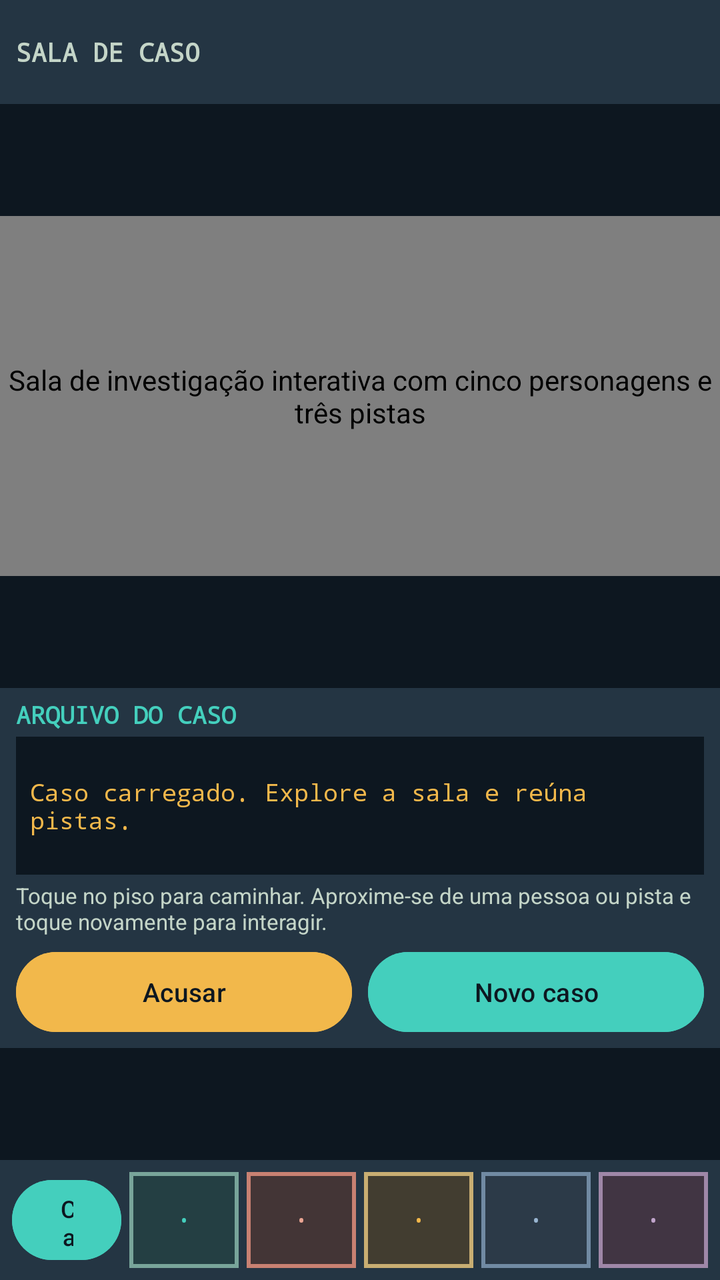
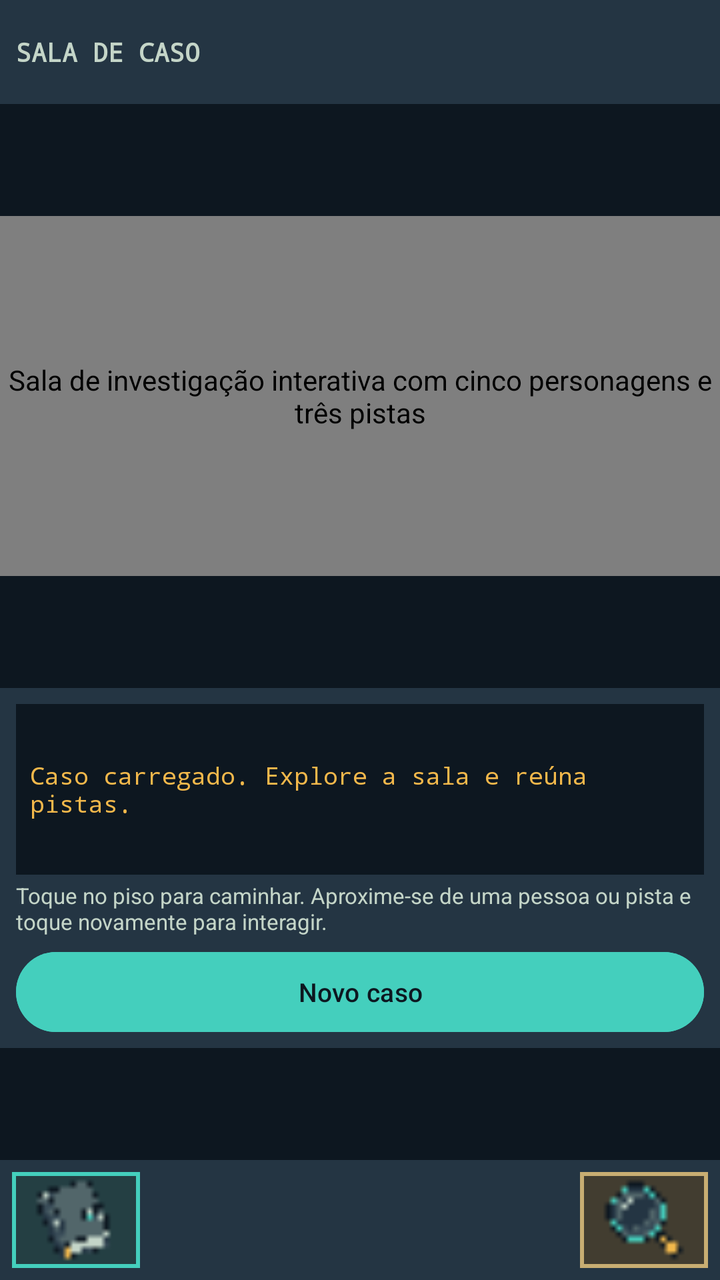

The first picture is an Android layout as it rendered before a commit; the second is the same layout after the commit. The layout source and the unified diff follow.
<!-- AndroidManifest.xml: application theme Theme.Marvel -->
<!-- res/layout/activity_main.xml -->
<?xml version="1.0" encoding="utf-8"?>
<androidx.constraintlayout.widget.ConstraintLayout xmlns:android="http://schemas.android.com/apk/res/android"
    xmlns:app="http://schemas.android.com/apk/res-auto"
    android:id="@+id/main"
    android:layout_width="match_parent"
    android:layout_height="match_parent"
    android:background="#0D1720">

    <LinearLayout
        android:id="@+id/room_header"
        android:layout_width="0dp"
        android:layout_height="52dp"
        android:background="#243543"
        android:gravity="center_vertical"
        android:orientation="horizontal"
        android:paddingStart="8dp"
        android:paddingEnd="8dp"
        app:layout_constraintEnd_toEndOf="parent"
        app:layout_constraintStart_toStartOf="parent"
        app:layout_constraintTop_toTopOf="parent">

        <TextView
            android:layout_width="wrap_content"
            android:layout_height="wrap_content"
            android:fontFamily="monospace"
            android:text="@string/room_title_short"
            android:textColor="#C4D5C8"
            android:textSize="13sp"
            android:textStyle="bold" />

        <TextView
            android:id="@+id/room_case_label"
            android:layout_width="0dp"
            android:layout_height="wrap_content"
            android:layout_marginStart="8dp"
            android:layout_weight="1"
            android:fontFamily="monospace"
            android:gravity="center"
            android:textColor="#C4D5C8"
            android:textSize="12sp" />
    </LinearLayout>

    <FrameLayout
        android:id="@+id/room_stage_container"
        android:layout_width="0dp"
        android:layout_height="0dp"
        android:background="#0D1720"
        android:clipChildren="true"
        android:clipToPadding="true"
        app:layout_constraintBottom_toTopOf="@id/room_info_panel"
        app:layout_constraintDimensionRatio="2:1"
        app:layout_constraintEnd_toEndOf="parent"
        app:layout_constraintStart_toStartOf="parent"
        app:layout_constraintTop_toBottomOf="@id/room_header">

        <com.projetos.marvel.ui.room.RoomCanvasView
            android:id="@+id/room_canvas"
            android:layout_width="match_parent"
            android:layout_height="match_parent"
            android:clickable="true"
            android:contentDescription="@string/room_board_description"
            android:focusable="true" />
    </FrameLayout>

    <LinearLayout
        android:id="@+id/room_info_panel"
        android:layout_width="0dp"
        android:layout_height="0dp"
        android:background="#243543"
        android:orientation="vertical"
        android:paddingStart="8dp"
        android:paddingTop="5dp"
        android:paddingEnd="8dp"
        android:paddingBottom="4dp"
        app:layout_constraintBottom_toTopOf="@id/room_hotbar"
        app:layout_constraintEnd_toEndOf="parent"
        app:layout_constraintStart_toStartOf="parent"
        app:layout_constraintTop_toBottomOf="@id/room_stage_container">

        <TextView
            android:layout_width="match_parent"
            android:layout_height="wrap_content"
            android:fontFamily="monospace"
            android:text="@string/case_briefing"
            android:textColor="#44CFBD"
            android:textSize="12sp"
            android:textStyle="bold" />

        <TextView
            android:id="@+id/room_status"
            android:layout_width="match_parent"
            android:layout_height="0dp"
            android:layout_marginTop="3dp"
            android:layout_weight="1"
            android:background="#0D1720"
            android:fontFamily="monospace"
            android:gravity="center_vertical"
            android:minHeight="44dp"
            android:padding="7dp"
            android:text="@string/room_ready"
            android:textColor="#F2B84B"
            android:textSize="12sp" />

        <TextView
            android:layout_width="match_parent"
            android:layout_height="wrap_content"
            android:layout_marginTop="3dp"
            android:maxLines="2"
            android:text="@string/room_instructions"
            android:textColor="#C4D5C8"
            android:textSize="11sp" />

        <LinearLayout
            android:layout_width="match_parent"
            android:layout_height="48dp"
            android:layout_marginTop="4dp"
            android:gravity="center_vertical"
            android:orientation="horizontal">

            <Button
                android:id="@+id/btn_accuse"
                android:layout_width="0dp"
                android:layout_height="48dp"
                android:layout_marginEnd="4dp"
                android:layout_weight="1"
                android:backgroundTint="#F2B84B"
                android:minWidth="48dp"
                android:text="@string/accuse_short"
                android:textAllCaps="false"
                android:textColor="#0D1720"
                android:textSize="13sp" />

            <Button
                android:id="@+id/btn_new_case"
                android:layout_width="0dp"
                android:layout_height="48dp"
                android:layout_marginStart="4dp"
                android:layout_weight="1"
                android:backgroundTint="#44CFBD"
                android:minWidth="48dp"
                android:text="@string/new_case"
                android:textAllCaps="false"
                android:textColor="#0D1720"
                android:textSize="13sp" />
        </LinearLayout>
    </LinearLayout>

    <LinearLayout
        android:id="@+id/room_hotbar"
        android:layout_width="0dp"
        android:layout_height="60dp"
        android:background="#243543"
        android:gravity="center_vertical"
        android:orientation="horizontal"
        android:paddingStart="4dp"
        android:paddingEnd="4dp"
        app:layout_constraintBottom_toBottomOf="parent"
        app:layout_constraintEnd_toEndOf="parent"
        app:layout_constraintStart_toStartOf="parent">

        <Button
            android:id="@+id/btn_notebook"
            android:layout_width="0dp"
            android:layout_height="48dp"
            android:layout_marginHorizontal="2dp"
            android:layout_weight="1"
            android:backgroundTint="#44CFBD"
            android:minWidth="48dp"
            android:text="@string/case_notebook_short"
            android:textAllCaps="false"
            android:textColor="#0D1720"
            android:textSize="12sp" />

        <FrameLayout android:id="@+id/hotbar_slot_1" android:layout_width="0dp" android:layout_height="48dp" android:layout_marginHorizontal="2dp" android:layout_weight="1" android:background="#78A59A" android:contentDescription="@string/empty_hotbar_slot" android:enabled="false" android:minWidth="48dp">
            <TextView android:layout_width="match_parent" android:layout_height="match_parent" android:layout_margin="2dp" android:background="#243F43" android:fontFamily="monospace" android:gravity="center" android:importantForAccessibility="no" android:text="@string/empty_hotbar_marker" android:textColor="#44CFBD" android:textSize="16sp" />
        </FrameLayout>
        <FrameLayout android:id="@+id/hotbar_slot_2" android:layout_width="0dp" android:layout_height="48dp" android:layout_marginHorizontal="2dp" android:layout_weight="1" android:background="#C88172" android:contentDescription="@string/empty_hotbar_slot" android:enabled="false" android:minWidth="48dp">
            <TextView android:layout_width="match_parent" android:layout_height="match_parent" android:layout_margin="2dp" android:background="#433536" android:fontFamily="monospace" android:gravity="center" android:importantForAccessibility="no" android:text="@string/empty_hotbar_marker" android:textColor="#EBA593" android:textSize="16sp" />
        </FrameLayout>
        <FrameLayout android:id="@+id/hotbar_slot_3" android:layout_width="0dp" android:layout_height="48dp" android:layout_marginHorizontal="2dp" android:layout_weight="1" android:background="#C8AE72" android:contentDescription="@string/empty_hotbar_slot" android:enabled="false" android:minWidth="48dp">
            <TextView android:layout_width="match_parent" android:layout_height="match_parent" android:layout_margin="2dp" android:background="#423D30" android:fontFamily="monospace" android:gravity="center" android:importantForAccessibility="no" android:text="@string/empty_hotbar_marker" android:textColor="#F2B84B" android:textSize="16sp" />
        </FrameLayout>
        <FrameLayout android:id="@+id/hotbar_slot_4" android:layout_width="0dp" android:layout_height="48dp" android:layout_marginHorizontal="2dp" android:layout_weight="1" android:background="#718AA3" android:contentDescription="@string/empty_hotbar_slot" android:enabled="false" android:minWidth="48dp">
            <TextView android:layout_width="match_parent" android:layout_height="match_parent" android:layout_margin="2dp" android:background="#2C3A48" android:fontFamily="monospace" android:gravity="center" android:importantForAccessibility="no" android:text="@string/empty_hotbar_marker" android:textColor="#99B5D1" android:textSize="16sp" />
        </FrameLayout>
        <FrameLayout android:id="@+id/hotbar_slot_5" android:layout_width="0dp" android:layout_height="48dp" android:layout_marginHorizontal="2dp" android:layout_weight="1" android:background="#9F87A8" android:contentDescription="@string/empty_hotbar_slot" android:enabled="false" android:minWidth="48dp">
            <TextView android:layout_width="match_parent" android:layout_height="match_parent" android:layout_margin="2dp" android:background="#413543" android:fontFamily="monospace" android:gravity="center" android:importantForAccessibility="no" android:text="@string/empty_hotbar_marker" android:textColor="#C1A5CC" android:textSize="16sp" />
        </FrameLayout>
    </LinearLayout>

</androidx.constraintlayout.widget.ConstraintLayout>
<!-- resources referenced by this layout -->
<resources>
  <string name="accuse_short">Acusar</string>
  <string name="case_briefing">ARQUIVO DO CASO</string>
  <string name="case_notebook_short">Caderno</string>
  <string name="empty_hotbar_marker">·</string>
  <string name="empty_hotbar_slot">Espaço vazio</string>
  <string name="new_case">Novo caso</string>
  <string name="room_board_description">Sala de investigação interativa com cinco personagens e três pistas</string>
  <string name="room_instructions">Toque no piso para caminhar. Aproxime-se de uma pessoa ou pista e toque novamente para interagir.</string>
  <string name="room_ready">Caso carregado. Explore a sala e reúna pistas.</string>
  <string name="room_title_short">SALA DE CASO</string>
  <style name="Theme.Marvel" parent="Base.Theme.Marvel" />
  <style name="Base.Theme.Marvel" parent="Theme.Material3.DayNight.NoActionBar">
          
          
      </style>
</resources>

<!-- the commit's change to res/layout/activity_main.xml (unified diff, before → after) -->
@@ -78,15 +78,6 @@
         app:layout_constraintTop_toBottomOf="@id/room_stage_container">
 
         <TextView
-            android:layout_width="match_parent"
-            android:layout_height="wrap_content"
-            android:fontFamily="monospace"
-            android:text="@string/case_briefing"
-            android:textColor="#44CFBD"
-            android:textSize="12sp"
-            android:textStyle="bold" />
-
-        <TextView
             android:id="@+id/room_status"
             android:layout_width="match_parent"
             android:layout_height="0dp"
@@ -118,24 +109,9 @@
             android:orientation="horizontal">
 
             <Button
-                android:id="@+id/btn_accuse"
-                android:layout_width="0dp"
+                android:id="@+id/btn_new_case"
+                android:layout_width="match_parent"
                 android:layout_height="48dp"
-                android:layout_marginEnd="4dp"
-                android:layout_weight="1"
-                android:backgroundTint="#F2B84B"
-                android:minWidth="48dp"
-                android:text="@string/accuse_short"
-                android:textAllCaps="false"
-                android:textColor="#0D1720"
-                android:textSize="13sp" />
-
-            <Button
-                android:id="@+id/btn_new_case"
-                android:layout_width="0dp"
-                android:layout_height="48dp"
-                android:layout_marginStart="4dp"
-                android:layout_weight="1"
                 android:backgroundTint="#44CFBD"
                 android:minWidth="48dp"
                 android:text="@string/new_case"
@@ -158,34 +134,56 @@
         app:layout_constraintEnd_toEndOf="parent"
         app:layout_constraintStart_toStartOf="parent">
 
-        <Button
+        <ImageButton
             android:id="@+id/btn_notebook"
-            android:layout_width="0dp"
+            android:layout_width="64dp"
             android:layout_height="48dp"
             android:layout_marginHorizontal="2dp"
+            android:background="@drawable/hotbar_notebook_selector"
+            android:contentDescription="@string/case_notebook_description"
+            android:minWidth="48dp"
+            android:minHeight="48dp"
+            android:padding="2dp"
+            android:scaleType="fitCenter"
+            android:src="@drawable/ic_hotbar_notebook" />
+
+        <HorizontalScrollView
+            android:id="@+id/investigation_clues_scroll"
+            android:layout_width="0dp"
+            android:layout_height="match_parent"
             android:layout_weight="1"
-            android:backgroundTint="#44CFBD"
+            android:fillViewport="false"
+            android:overScrollMode="ifContentScrolls"
+            android:scrollbars="none">
+
+            <LinearLayout
+                android:layout_width="wrap_content"
+                android:layout_height="match_parent"
+                android:gravity="center_vertical"
+                android:orientation="horizontal"
+                android:paddingHorizontal="2dp">
+
+                <LinearLayout
+                    android:id="@+id/hotbar_clue_slots"
+                    android:layout_width="wrap_content"
+                    android:layout_height="match_parent"
+                    android:gravity="center_vertical"
+                    android:orientation="horizontal" />
+            </LinearLayout>
+        </HorizontalScrollView>
+
+        <ImageButton
+            android:id="@+id/btn_accusation_slot"
+            android:layout_width="64dp"
+            android:layout_height="48dp"
+            android:layout_marginHorizontal="2dp"
+            android:background="@drawable/hotbar_accusation_selector"
+            android:contentDescription="@string/hotbar_loupe_description"
             android:minWidth="48dp"
-            android:text="@string/case_notebook_short"
-            android:textAllCaps="false"
-            android:textColor="#0D1720"
-            android:textSize="12sp" />
-
-        <FrameLayout android:id="@+id/hotbar_slot_1" android:layout_width="0dp" android:layout_height="48dp" android:layout_marginHorizontal="2dp" android:layout_weight="1" android:background="#78A59A" android:contentDescription="@string/empty_hotbar_slot" android:enabled="false" android:minWidth="48dp">
-            <TextView android:layout_width="match_parent" android:layout_height="match_parent" android:layout_margin="2dp" android:background="#243F43" android:fontFamily="monospace" android:gravity="center" android:importantForAccessibility="no" android:text="@string/empty_hotbar_marker" android:textColor="#44CFBD" android:textSize="16sp" />
-        </FrameLayout>
-        <FrameLayout android:id="@+id/hotbar_slot_2" android:layout_width="0dp" android:layout_height="48dp" android:layout_marginHorizontal="2dp" android:layout_weight="1" android:background="#C88172" android:contentDescription="@string/empty_hotbar_slot" android:enabled="false" android:minWidth="48dp">
-            <TextView android:layout_width="match_parent" android:layout_height="match_parent" android:layout_margin="2dp" android:background="#433536" android:fontFamily="monospace" android:gravity="center" android:importantForAccessibility="no" android:text="@string/empty_hotbar_marker" android:textColor="#EBA593" android:textSize="16sp" />
-        </FrameLayout>
-        <FrameLayout android:id="@+id/hotbar_slot_3" android:layout_width="0dp" android:layout_height="48dp" android:layout_marginHorizontal="2dp" android:layout_weight="1" android:background="#C8AE72" android:contentDescription="@string/empty_hotbar_slot" android:enabled="false" android:minWidth="48dp">
-            <TextView android:layout_width="match_parent" android:layout_height="match_parent" android:layout_margin="2dp" android:background="#423D30" android:fontFamily="monospace" android:gravity="center" android:importantForAccessibility="no" android:text="@string/empty_hotbar_marker" android:textColor="#F2B84B" android:textSize="16sp" />
-        </FrameLayout>
-        <FrameLayout android:id="@+id/hotbar_slot_4" android:layout_width="0dp" android:layout_height="48dp" android:layout_marginHorizontal="2dp" android:layout_weight="1" android:background="#718AA3" android:contentDescription="@string/empty_hotbar_slot" android:enabled="false" android:minWidth="48dp">
-            <TextView android:layout_width="match_parent" android:layout_height="match_parent" android:layout_margin="2dp" android:background="#2C3A48" android:fontFamily="monospace" android:gravity="center" android:importantForAccessibility="no" android:text="@string/empty_hotbar_marker" android:textColor="#99B5D1" android:textSize="16sp" />
-        </FrameLayout>
-        <FrameLayout android:id="@+id/hotbar_slot_5" android:layout_width="0dp" android:layout_height="48dp" android:layout_marginHorizontal="2dp" android:layout_weight="1" android:background="#9F87A8" android:contentDescription="@string/empty_hotbar_slot" android:enabled="false" android:minWidth="48dp">
-            <TextView android:layout_width="match_parent" android:layout_height="match_parent" android:layout_margin="2dp" android:background="#413543" android:fontFamily="monospace" android:gravity="center" android:importantForAccessibility="no" android:text="@string/empty_hotbar_marker" android:textColor="#C1A5CC" android:textSize="16sp" />
-        </FrameLayout>
+            android:minHeight="48dp"
+            android:padding="2dp"
+            android:scaleType="fitCenter"
+            android:src="@drawable/ic_hotbar_accusation" />
     </LinearLayout>
 
 </androidx.constraintlayout.widget.ConstraintLayout>
<!-- resource entries referenced after the edit -->
@@ -1,10 +1,45 @@
 <!-- resources referenced by this layout -->
 <resources>
-  <string name="accuse_short">Acusar</string>
-  <string name="case_briefing">ARQUIVO DO CASO</string>
-  <string name="case_notebook_short">Caderno</string>
-  <string name="empty_hotbar_marker">·</string>
-  <string name="empty_hotbar_slot">Espaço vazio</string>
+  <!-- drawable hotbar_accusation_selector (drawable) -->
+  <?xml version="1.0" encoding="utf-8"?>
+  <selector xmlns:android="http://schemas.android.com/apk/res/android">
+      <item android:state_selected="true">
+          <shape android:shape="rectangle">
+              <solid android:color="#59472B" />
+              <stroke android:width="2dp" android:color="#F2B84B" />
+              <corners android:radius="0dp" />
+          </shape>
+      </item>
+      <item>
+          <shape android:shape="rectangle">
+              <solid android:color="#423D30" />
+              <stroke android:width="2dp" android:color="#C8AE72" />
+              <corners android:radius="0dp" />
+          </shape>
+      </item>
+  </selector>
+  <!-- drawable hotbar_notebook_selector (drawable) -->
+  <?xml version="1.0" encoding="utf-8"?>
+  <selector xmlns:android="http://schemas.android.com/apk/res/android">
+      <item android:state_selected="true">
+          <shape android:shape="rectangle">
+              <solid android:color="#34544F" />
+              <stroke android:width="2dp" android:color="#F2B84B" />
+              <corners android:radius="0dp" />
+          </shape>
+      </item>
+      <item>
+          <shape android:shape="rectangle">
+              <solid android:color="#243F43" />
+              <stroke android:width="2dp" android:color="#44CFBD" />
+              <corners android:radius="0dp" />
+          </shape>
+      </item>
+  </selector>
+  <!-- drawable ic_hotbar_accusation: png bitmap (drawable-nodpi, 318 bytes) -->
+  <!-- drawable ic_hotbar_notebook: png bitmap (drawable-nodpi, 358 bytes) -->
+  <string name="case_notebook_description">Abrir caderno do caso</string>
+  <string name="hotbar_loupe_description">Abrir acusação e escolher suspeito</string>
   <string name="new_case">Novo caso</string>
   <string name="room_board_description">Sala de investigação interativa com cinco personagens e três pistas</string>
   <string name="room_instructions">Toque no piso para caminhar. Aproxime-se de uma pessoa ou pista e toque novamente para interagir.</string>
